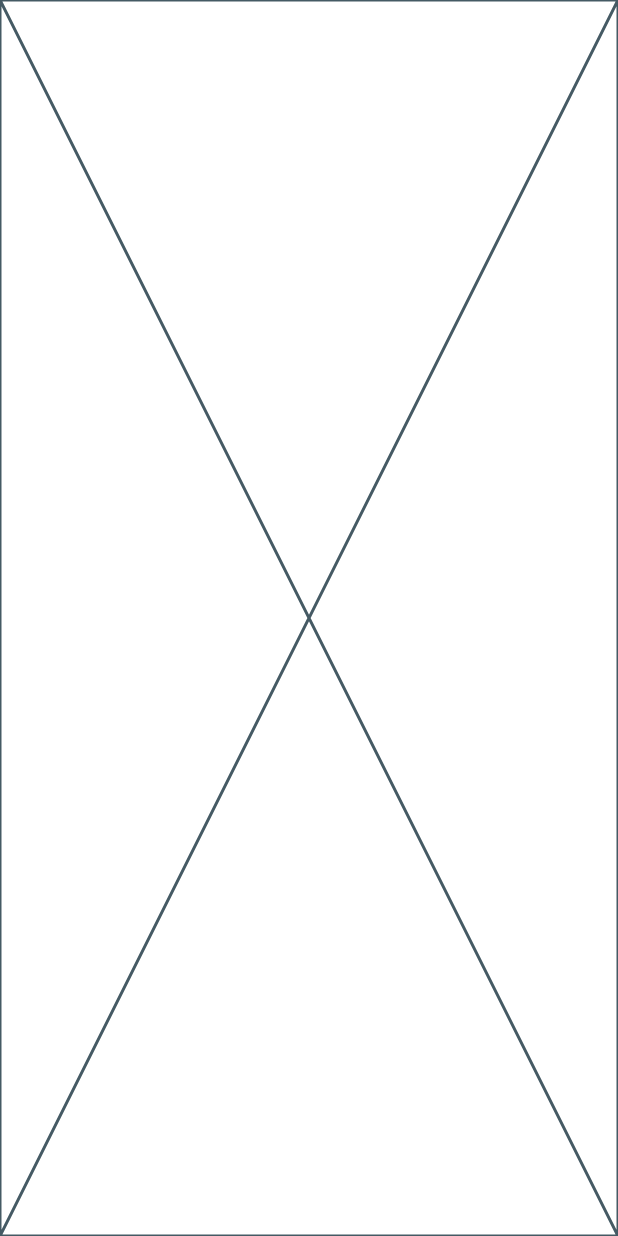
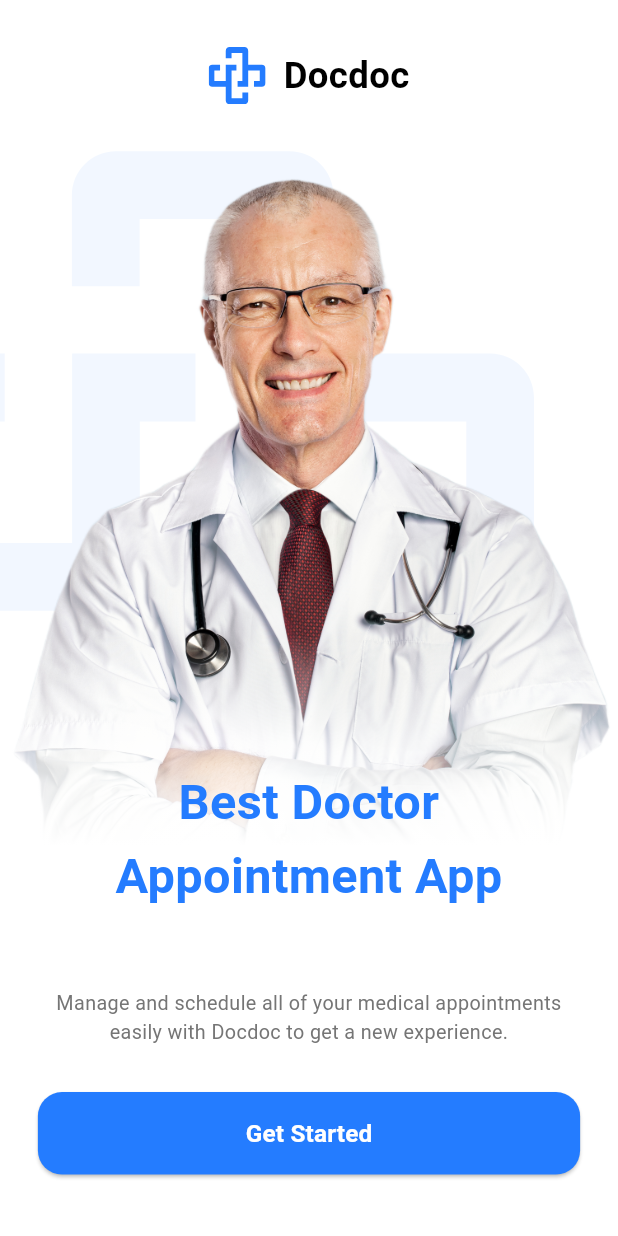
Before and after one commit to ahmadgaad/docdoc, a Flutter app: the screen it shows after launch, on a phone screen of 412 x 824 dp. Run offline on Flutter 3.47's test engine with Material 3 defaults, Android fonts, the light colour scheme and no system bars; our stand-ins replace flutter_screenutil, flutter_svg.

Commit message:
Mainly finish onboarding screen
- added images & svgs folders for assets
- make a file for doc app client
- added navigation and gap extensions
- added routing folder and observer
- added onboarding screen

```diff
--- /dev/null
+++ b/lib/core/extensions/gap.dart
@@ -0,0 +1,7 @@
+import 'package:flutter/material.dart';
+import 'package:flutter_screenutil/flutter_screenutil.dart';
+
+extension Gap on num {
+  SizedBox get ph => SizedBox(height: toDouble().h);
+  SizedBox get pw => SizedBox(width: toDouble().w);
+}
--- a/lib/core/observers/router_observer.dart
+++ b/lib/core/observers/router_observer.dart
@@ -1,7 +1,7 @@
 import 'package:docdoc/core/utils/colored_logs.dart';
 import 'package:flutter/material.dart';
 
-class RouterObserver extends RouteObserver<PageRoute<dynamic>> {
+class RouterObserver extends NavigatorObserver {
   @override
   void didPush(Route<dynamic> route, Route<dynamic>? previousRoute) {
     super.didPush(route, previousRoute);
--- a/lib/core/routing/doc_router.dart
+++ b/lib/core/routing/docdoc_router.dart
@@ -1,13 +1,21 @@
 import 'package:docdoc/core/routing/route_paths.dart';
+import 'package:docdoc/features/login/presentation/view/login_screen.dart';
+import 'package:docdoc/features/onboarding/presentation/view/onboarding_screen.dart';
 import 'package:flutter/material.dart';
 import 'package:flutter_screenutil/flutter_screenutil.dart';
 
-class DocRouter {
+class DocDocRouter {
   static Route generateRoute(RouteSettings settings) {
     switch (settings.name) {
       case RoutePaths.onboardingScreen:
         return MaterialPageRoute(
-          builder: (_) => const Placeholder(),
+          builder: (_) => const OnboardingScreen(),
+          settings: const RouteSettings(name: RoutePaths.onboardingScreen),
+        );
+      case RoutePaths.loginScreen:
+        return MaterialPageRoute(
+          builder: (_) => const LoginScreen(),
+          settings: const RouteSettings(name: RoutePaths.loginScreen),
         );
       default:
         return MaterialPageRoute(
--- a/lib/core/routing/route_paths.dart
+++ b/lib/core/routing/route_paths.dart
@@ -1,3 +1,4 @@
 class RoutePaths {
   static const String onboardingScreen = "/onboardingScreen";
+  static const String loginScreen = "/loginScreen";
 }
--- a/lib/core/themes/colors.dart
+++ b/lib/core/themes/colors.dart
@@ -1,7 +1,7 @@
 import 'package:flutter/material.dart';
 
-class Colors {
-  Colors._();
+class ColorUtils {
+  ColorUtils._();
   static const Color primary = Color(0xFF247CFF);
   static const Color grey = Color(0xFF757575);
 }
--- /dev/null
+++ b/lib/core/themes/styles.dart
@@ -0,0 +1,31 @@
+import 'package:docdoc/core/themes/colors.dart';
+import 'package:flutter/material.dart';
+import 'package:flutter_screenutil/flutter_screenutil.dart';
+
+class TextStyles {
+  TextStyles._();
+
+  static TextStyle font24Black700Weight = TextStyle(
+    fontSize: 24.sp,
+    color: Colors.black,
+    fontWeight: FontWeight.w700,
+  );
+
+  static TextStyle font32BlueBold = TextStyle(
+    fontSize: 32.sp,
+    color: ColorUtils.primary,
+    fontWeight: FontWeight.bold,
+  );
+
+  static TextStyle font13Grey400Weight = TextStyle(
+    fontSize: 13.sp,
+    color: ColorUtils.grey,
+    fontWeight: FontWeight.w400,
+  );
+
+  static TextStyle font16White600Weight = TextStyle(
+    fontSize: 16.sp,
+    color: Colors.white,
+    fontWeight: FontWeight.w600,
+  );
+}
--- /dev/null
+++ b/lib/core/utils/images.dart
@@ -0,0 +1,6 @@
+class Images {
+  Images._();
+  static const String _path = "assets/images";
+
+  static const String doctor = "$_path/onboarding_doctor.png";
+}
--- /dev/null
+++ b/lib/core/utils/svgs.dart
@@ -0,0 +1,7 @@
+class Svgs {
+  Svgs._();
+  static const String _path = "assets/svgs";
+
+  static const String logo = "$_path/logo.svg";
+  static const String onboardingDocdocLogoLowOpacity = "$_path/onboarding_docdoc_logo_low_opacity.svg";
+}
--- a/lib/doc_doc_app.dart
+++ b/lib/docdoc_app.dart
@@ -1,6 +1,7 @@
 import 'package:docdoc/core/observers/router_observer.dart';
-import 'package:docdoc/core/routing/doc_router.dart';
+import 'package:docdoc/core/routing/docdoc_router.dart';
 import 'package:docdoc/core/routing/route_paths.dart';
+import 'package:docdoc/core/themes/colors.dart';
 import 'package:flutter/material.dart';
 import 'package:flutter_screenutil/flutter_screenutil.dart';
 
@@ -14,10 +15,14 @@ class DocDocApp extends StatelessWidget {
       minTextAdapt: true,
       child: MaterialApp(
         debugShowCheckedModeBanner: false,
+        theme: ThemeData(
+          primaryColor: ColorUtils.primary,
+          scaffoldBackgroundColor: Colors.white,
+        ),
         title: "Doc Doc",
         navigatorObservers: [RouterObserver()],
         initialRoute: RoutePaths.onboardingScreen,
-        onGenerateRoute: DocRouter.generateRoute,
+        onGenerateRoute: DocDocRouter.generateRoute,
       ),
     );
   }
--- /dev/null
+++ b/lib/features/login/presentation/view/login_screen.dart
@@ -0,0 +1,19 @@
+import 'package:docdoc/core/extensions/navigation.dart';
+import 'package:flutter/material.dart';
+
+class LoginScreen extends StatelessWidget {
+  const LoginScreen({super.key});
+
+  @override
+  Widget build(BuildContext context) {
+    return Scaffold(
+      body: Center(
+        child: TextButton(
+            onPressed: () {
+              context.pop();
+            },
+            child: const Text('back')),
+      ),
+    );
+  }
+}
--- /dev/null
+++ b/lib/features/onboarding/presentation/view/onboarding_screen.dart
@@ -0,0 +1,49 @@
+import 'package:docdoc/core/extensions/gap.dart';
+import 'package:docdoc/core/themes/styles.dart';
+import 'package:docdoc/features/onboarding/presentation/view/widgets/docdoc_log_and_name.dart';
+import 'package:docdoc/features/onboarding/presentation/view/widgets/doctor_image_and_text.dart';
+import 'package:docdoc/features/onboarding/presentation/view/widgets/get_started_button.dart';
+import 'package:flutter/material.dart';
+import 'package:flutter_screenutil/flutter_screenutil.dart';
+
+class OnboardingScreen extends StatelessWidget {
+  const OnboardingScreen({super.key});
+
+  @override
+  Widget build(BuildContext context) {
+    return Scaffold(
+      body: SafeArea(
+        child: SingleChildScrollView(
+          child: Padding(
+            padding: EdgeInsets.symmetric(vertical: 30.h),
+            child: Column(
+              children: [
+                const DocDocLogoAndName(),
+                30.ph,
+                const DoctorImageAndText(),
+                Padding(
+                  padding: EdgeInsetsDirectional.only(
+                    start: 23.w,
+                    end: 23.w,
+                    top: 20.h,
+                  ),
+                  child: Column(
+                    children: [
+                      Text(
+                        "Manage and schedule all of your medical appointments easily with Docdoc to get a new experience.",
+                        textAlign: TextAlign.center,
+                        style: TextStyles.font13Grey400Weight,
+                      ),
+                      30.ph,
+                      const GetStartedButton(),
+                    ],
+                  ),
+                ),
+              ],
+            ),
+          ),
+        ),
+      ),
+    );
+  }
+}
--- /dev/null
+++ b/lib/features/onboarding/presentation/view/widgets/docdoc_log_and_name.dart
@@ -0,0 +1,24 @@
+import 'package:docdoc/core/extensions/gap.dart';
+import 'package:docdoc/core/themes/styles.dart';
+import 'package:docdoc/core/utils/svgs.dart';
+import 'package:flutter/material.dart';
+import 'package:flutter_svg/flutter_svg.dart';
+
+class DocDocLogoAndName extends StatelessWidget {
+  const DocDocLogoAndName({super.key});
+
+  @override
+  Widget build(BuildContext context) {
+    return Row(
+      mainAxisAlignment: MainAxisAlignment.center,
+      children: [
+        SvgPicture.asset(Svgs.logo),
+        10.pw,
+        Text(
+          "Docdoc",
+          style: TextStyles.font24Black700Weight,
+        ),
+      ],
+    );
+  }
+}
--- /dev/null
+++ b/lib/features/onboarding/presentation/view/widgets/doctor_image_and_text.dart
@@ -0,0 +1,45 @@
+import 'package:docdoc/core/themes/styles.dart';
+import 'package:docdoc/core/utils/images.dart';
+import 'package:docdoc/core/utils/svgs.dart';
+import 'package:flutter/material.dart';
+import 'package:flutter_svg/flutter_svg.dart';
+
+class DoctorImageAndText extends StatelessWidget {
+  const DoctorImageAndText({super.key});
+
+  @override
+  Widget build(BuildContext context) {
+    return Stack(
+      children: [
+        SvgPicture.asset(Svgs.onboardingDocdocLogoLowOpacity),
+        Container(
+          foregroundDecoration: BoxDecoration(
+            gradient: LinearGradient(
+              colors: [
+                Colors.white,
+                Colors.white.withOpacity(0.0),
+              ],
+              begin: Alignment.bottomCenter,
+              end: Alignment.topCenter,
+              stops: const [
+                0.14,
+                0.4,
+              ],
+            ),
+          ),
+          child: Image.asset(Images.doctor),
+        ),
+        PositionedDirectional(
+          start: 0,
+          end: 0,
+          bottom: 30,
+          child: Text(
+            "Best Doctor\nAppointment App",
+            textAlign: TextAlign.center,
+            style: TextStyles.font32BlueBold.copyWith(height: 1.5),
+          ),
+        )
+      ],
+    );
+  }
+}
--- /dev/null
+++ b/lib/features/onboarding/presentation/view/widgets/get_started_button.dart
@@ -0,0 +1,26 @@
+import 'package:docdoc/core/themes/colors.dart';
+import 'package:docdoc/core/themes/styles.dart';
+import 'package:flutter/material.dart';
+
+class GetStartedButton extends StatelessWidget {
+  const GetStartedButton({super.key});
+
+  @override
+  Widget build(BuildContext context) {
+    return ElevatedButton(
+      style: ElevatedButton.styleFrom(
+        backgroundColor: ColorUtils.primary,
+        minimumSize: const Size(double.infinity, 55),
+        tapTargetSize: MaterialTapTargetSize.shrinkWrap,
+        shape: RoundedRectangleBorder(
+          borderRadius: BorderRadius.circular(16),
+        ),
+      ),
+      onPressed: () {},
+      child: Text(
+        "Get Started",
+        style: TextStyles.font16White600Weight,
+      ),
+    );
+  }
+}
--- a/lib/main.dart
+++ b/lib/main.dart
@@ -1,4 +1,4 @@
-import 'package:docdoc/doc_doc_app.dart';
+import 'package:docdoc/docdoc_app.dart';
 import 'package:flutter/material.dart';
 import 'package:flutter_screenutil/flutter_screenutil.dart';
 
--- a/pubspec.yaml
+++ b/pubspec.yaml
@@ -41,3 +41,7 @@ dev_dependencies:
 
 flutter:
   uses-material-design: true
+
+  assets:
+    - assets/svgs/
+    - assets/images/
```
Also changed, not shown: assets/images/onboarding_doctor.png (added), assets/svgs/logo.svg (added), assets/svgs/onboarding_docdoc_logo_low_opacity.svg (added).
